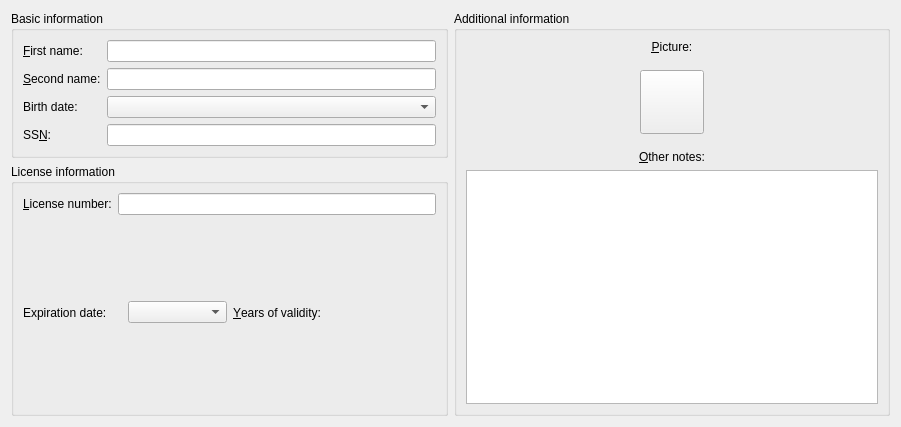
First picture: the form in src/uis/addprofilewidget.ui, repository riccardobellini/VehicleReminder, before the edit.
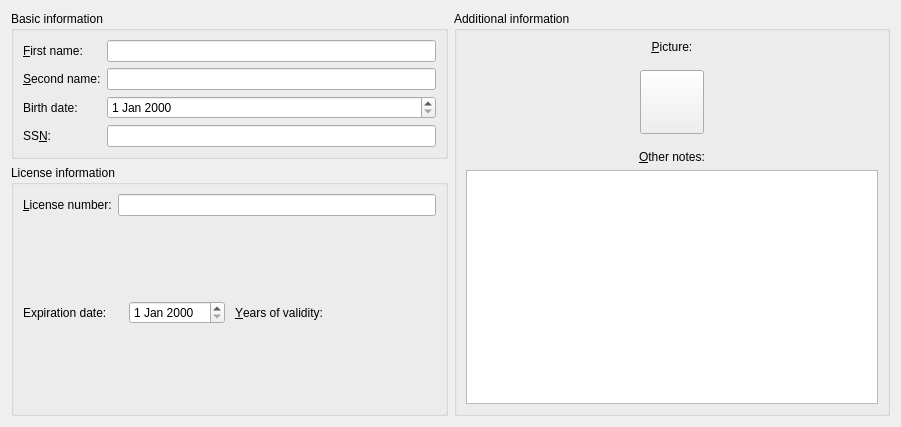
Second picture: the form after the edit. Custom widgets are drawn as their Qt base class.

Commit message: Change KDateComboBox with QDateEdit widgets

Patch:
```diff
--- a/src/uis/addprofilewidget.ui
+++ b/src/uis/addprofilewidget.ui
@@ -96,7 +96,7 @@
          </widget>
         </item>
         <item row="2" column="1">
-         <widget class="KDateComboBox" name="birthDateComboBox"/>
+         <widget class="QDateEdit" name="birthDateEdit"/>
         </item>
        </layout>
       </widget>
@@ -125,6 +125,11 @@
          </layout>
         </item>
         <item>
+         <layout class="QHBoxLayout" name="horizontalLayout_5">
+          <property name="spacing">
+           <number>10</number>
+          </property>
+          <item>
          <layout class="QHBoxLayout" name="horizontalLayout_3">
           <item>
            <widget class="QLabel" name="expirationDateLabel">
@@ -134,8 +139,12 @@
            </widget>
           </item>
           <item>
-           <widget class="KDateComboBox" name="expirationDateComboBox"/>
-          </item>
+             <widget class="QDateEdit" name="expirationDateEdit"/>
+            </item>
+           </layout>
+          </item>
+          <item>
+           <layout class="QHBoxLayout" name="horizontalLayout_4">
           <item>
            <widget class="QLabel" name="validityYearsLabel">
             <property name="text">
@@ -152,6 +161,8 @@
          </layout>
         </item>
        </layout>
+        </item>
+       </layout>
       </widget>
      </item>
     </layout>
@@ -297,16 +308,6 @@
   </layout>
  </widget>
  <customwidgets>
-  <customwidget>
-   <class>KDateComboBox</class>
-   <extends>KComboBox</extends>
-   <header>kdatecombobox.h</header>
-  </customwidget>
-  <customwidget>
-   <class>KComboBox</class>
-   <extends>QComboBox</extends>
-   <header>kcombobox.h</header>
-  </customwidget>
   <customwidget>
    <class>KLineEdit</class>
    <extends>QLineEdit</extends>
```
Lines whose indentation alone changed are shown as unchanged.
